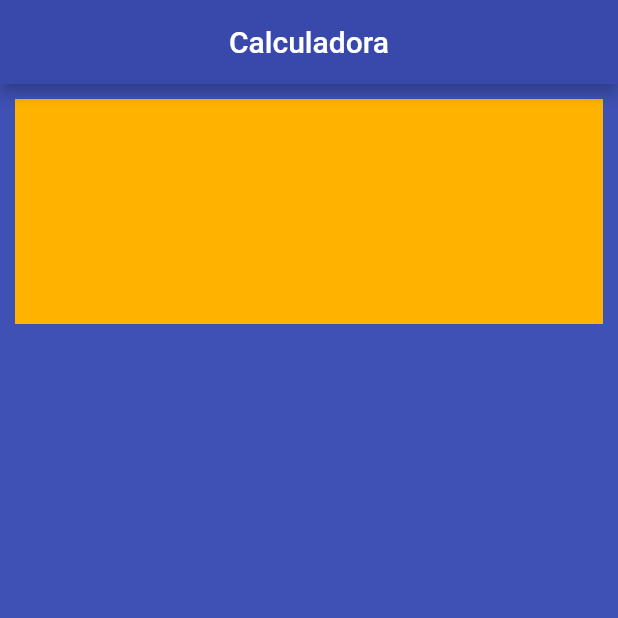
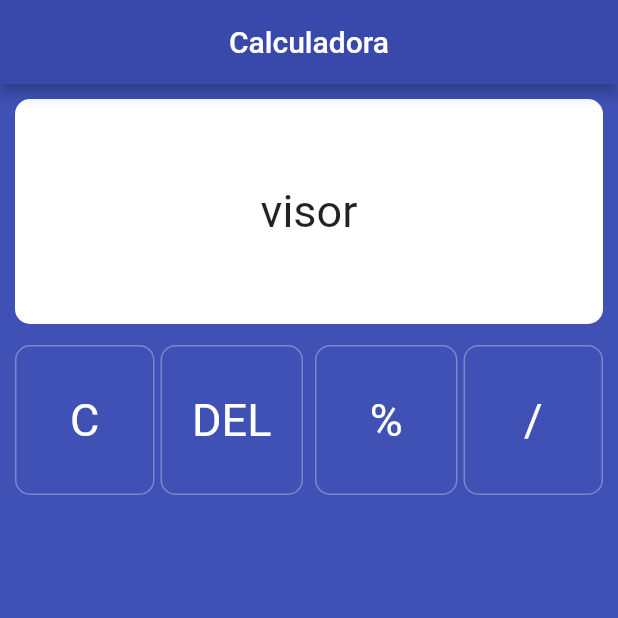
Before and after one commit to davidrockkj/calculator_flutter, a Flutter app: the screen it shows after launch, on a phone screen of 412 x 824 dp, the top half of it. Run offline on Flutter 3.47's test engine with Material 2 defaults, Android fonts, the phone set to English and light mode, and no system bars.

Commit message:
Scaffold, AppBar, Visor, 4 primeiros botões

```diff
--- a/lib/main.dart
+++ b/lib/main.dart
@@ -26,9 +26,129 @@ class Calculator extends StatelessWidget {
             children: [
               Container(
                 margin: const EdgeInsets.all(10.0),
-                color: Colors.amber[600],
+                decoration: BoxDecoration(
+                  color: Colors.white,
+                  borderRadius: BorderRadius.circular(10),
+                ),
                 width: double.infinity,
                 height: 150,
+                child: const Center(
+                  child: Text(
+                    'visor',
+                    style: TextStyle(
+                      fontSize: 30
+                    ),
+                  ),
+                ),
+              ),
+
+              Row(
+                children: [
+                  Expanded(
+                    child: Card(
+                      margin: const EdgeInsets.only(left: 10),
+                      color: Colors.indigo,
+                      elevation: 0,
+                      shape: RoundedRectangleBorder(
+                        side: BorderSide(
+                          color: (Colors.indigo[300])!,
+                        ),
+                        borderRadius: BorderRadius.circular(10),
+                      ),
+                      child: const SizedBox(
+                        // width: 100,
+                        height: 100,
+                        child: Center(
+                          child: Text(
+                            'C',
+                            style: TextStyle(
+                              color: Colors.white,
+                              fontSize: 30,
+                            ),
+                          ),
+                        ),
+                      ),
+                    ),
+                  ),
+                  Expanded(
+                    child: Card(
+                      // margin: const EdgeInsets.only(left: 10),
+                      color: Colors.indigo,
+                      elevation: 0,
+                      shape: RoundedRectangleBorder(
+                        side: BorderSide(
+                          color: (Colors.indigo[300])!,
+                        ),
+                        borderRadius: BorderRadius.circular(10),
+                      ),
+                      child: const SizedBox(
+                        // width: 100,
+                        height: 100,
+                        child: Center(
+                          child: Text(
+                            'DEL',
+                            style: TextStyle(
+                              color: Colors.white,
+                              fontSize: 30,
+                            ),
+                          ),
+                        ),
+                      ),
+                    ),
+                  ),
+                  Expanded(
+                    child: Card(
+                      // margin: const EdgeInsets.only(left: 10),
+                      color: Colors.indigo,
+                      elevation: 0,
+                      shape: RoundedRectangleBorder(
+                        side: BorderSide(
+                          color: (Colors.indigo[300])!,
+                        ),
+                        borderRadius: BorderRadius.circular(10),
+                      ),
+                      child: const SizedBox(
+                        // width: 100,
+                        height: 100,
+                        child: Center(
+                          child: Text(
+                            '%',
+                            style: TextStyle(
+                              color: Colors.white,
+                              fontSize: 30,
+                            ),
+                          ),
+                        ),
+                      ),
+                    ),
+                  ),
+                  Expanded(
+                    child: Card(
+                      margin: const EdgeInsets.only(right: 10),
+                      color: Colors.indigo,
+                      elevation: 0,
+                      shape: RoundedRectangleBorder(
+                        side: BorderSide(
+                          color: (Colors.indigo[300])!,
+                        ),
+                        borderRadius: BorderRadius.circular(10),
+                      ),
+                      child: const SizedBox(
+                        // width: 100,
+                        height: 100,
+                        child: Center(
+                          child: Text(
+                            '/',
+                            style: TextStyle(
+                              color: Colors.white,
+                              fontSize: 30,
+                            ),
+                          ),
+                        ),
+                      ),
+                    ),
+                  ),
+                ],
               ),
             ],
           ),
```
